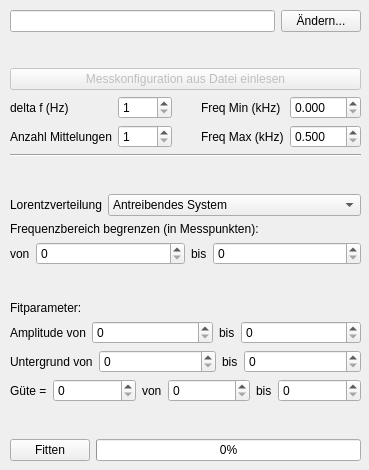
The window that Design/SpektrLaden.ui (lustra/BE-ESM-Analysis) describes before a commit, drawn with Qt 5.
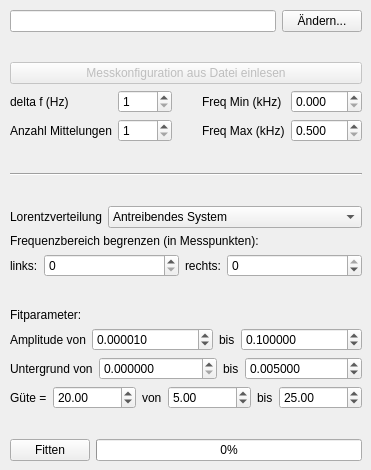
The same window after the commit.

What changed in the file:
```diff
--- a/Design/SpektrLaden.ui
+++ b/Design/SpektrLaden.ui
@@ -6,7 +6,7 @@
    <rect>
     <x>0</x>
     <y>0</y>
-    <width>369</width>
+    <width>371</width>
     <height>470</height>
    </rect>
   </property>
@@ -19,7 +19,7 @@
      <rect>
       <x>10</x>
       <y>10</y>
-      <width>351</width>
+      <width>352</width>
       <height>451</height>
      </rect>
     </property>
@@ -188,6 +188,19 @@
        </item>
       </layout>
      </item>
+     <item>
+      <spacer name="verticalspacer3">
+       <property name="orientation">
+        <enum>Qt::Vertical</enum>
+       </property>
+       <property name="sizeHint" stdset="0">
+        <size>
+         <width>20</width>
+         <height>40</height>
+        </size>
+       </property>
+      </spacer>
+     </item>
      <item>
       <widget class="Line" name="line">
        <property name="orientation">
@@ -262,12 +275,16 @@
           </sizepolicy>
          </property>
          <property name="text">
-          <string>von</string>
+          <string>links:</string>
          </property>
         </widget>
        </item>
        <item>
-        <widget class="QSpinBox" name="box_bereich_min"/>
+        <widget class="QSpinBox" name="box_bereich_links">
+         <property name="maximum">
+          <number>999999999</number>
+         </property>
+        </widget>
        </item>
        <item>
         <widget class="QLabel" name="label_bereich_max">
@@ -278,12 +295,19 @@
           </sizepolicy>
          </property>
          <property name="text">
-          <string>bis</string>
+          <string>rechts:</string>
          </property>
         </widget>
        </item>
        <item>
-        <widget class="QSpinBox" name="box_bereich_max"/>
+        <widget class="QSpinBox" name="box_bereich_rechts">
+         <property name="minimum">
+          <number>-999999999</number>
+         </property>
+         <property name="maximum">
+          <number>0</number>
+         </property>
+        </widget>
        </item>
       </layout>
      </item>
@@ -323,7 +347,14 @@
         </widget>
        </item>
        <item>
-        <widget class="QSpinBox" name="box_amp_min"/>
+        <widget class="QDoubleSpinBox" name="box_amp_min">
+         <property name="decimals">
+          <number>6</number>
+         </property>
+         <property name="value">
+          <double>0.000010000000000</double>
+         </property>
+        </widget>
        </item>
        <item>
         <widget class="QLabel" name="label_amp_max">
@@ -339,7 +370,14 @@
         </widget>
        </item>
        <item>
-        <widget class="QSpinBox" name="box_amp_max"/>
+        <widget class="QDoubleSpinBox" name="box_amp_max">
+         <property name="decimals">
+          <number>6</number>
+         </property>
+         <property name="value">
+          <double>0.100000000000000</double>
+         </property>
+        </widget>
        </item>
       </layout>
      </item>
@@ -359,7 +397,11 @@
         </widget>
        </item>
        <item>
-        <widget class="QSpinBox" name="box_untergrund_min"/>
+        <widget class="QDoubleSpinBox" name="box_untergrund_min">
+         <property name="decimals">
+          <number>6</number>
+         </property>
+        </widget>
        </item>
        <item>
         <widget class="QLabel" name="label_untergrund_max">
@@ -375,7 +417,14 @@
         </widget>
        </item>
        <item>
-        <widget class="QSpinBox" name="box_untergrund_max"/>
+        <widget class="QDoubleSpinBox" name="box_untergrund_max">
+         <property name="decimals">
+          <number>6</number>
+         </property>
+         <property name="value">
+          <double>0.005000000000000</double>
+         </property>
+        </widget>
        </item>
       </layout>
      </item>
@@ -395,7 +444,11 @@
         </widget>
        </item>
        <item>
-        <widget class="QSpinBox" name="box_guete"/>
+        <widget class="QDoubleSpinBox" name="box_guete">
+         <property name="value">
+          <double>20.000000000000000</double>
+         </property>
+        </widget>
        </item>
        <item>
         <widget class="QLabel" name="label_guete_min">
@@ -411,7 +464,11 @@
         </widget>
        </item>
        <item>
-        <widget class="QSpinBox" name="box_guete_min"/>
+        <widget class="QDoubleSpinBox" name="box_guete_min">
+         <property name="value">
+          <double>5.000000000000000</double>
+         </property>
+        </widget>
        </item>
        <item>
         <widget class="QLabel" name="label_guete_max">
@@ -427,7 +484,11 @@
         </widget>
        </item>
        <item>
-        <widget class="QSpinBox" name="box_guete_max"/>
+        <widget class="QDoubleSpinBox" name="box_guete_max">
+         <property name="value">
+          <double>25.000000000000000</double>
+         </property>
+        </widget>
        </item>
       </layout>
      </item>
```
Left out of the diff: 12 changed lines with no effect on the pictures.
